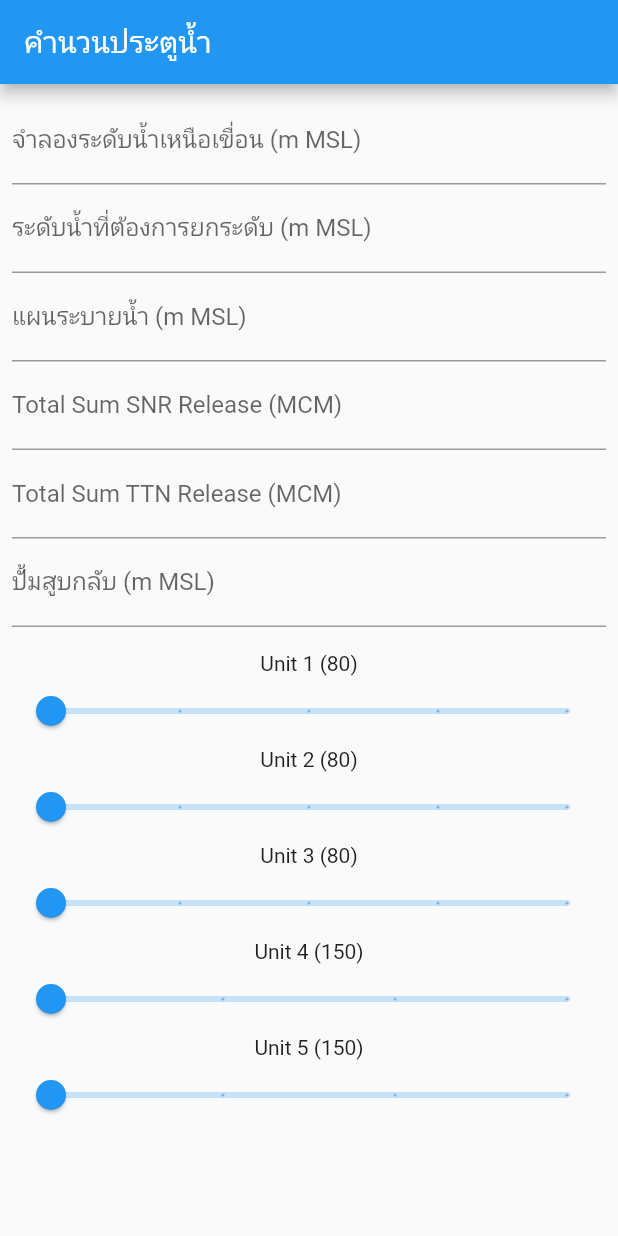
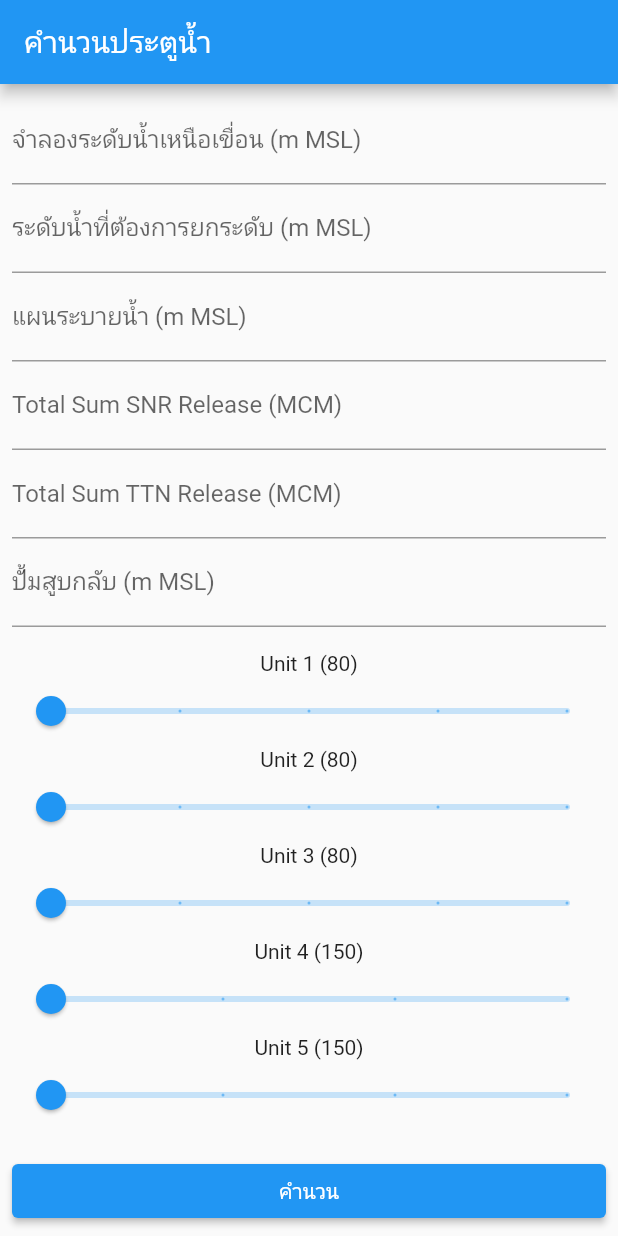
Before and after one commit to teerasej/nextflow_flutter_water_gate_2, a Flutter app: the screen it shows after launch, on a phone screen of 412 x 824 dp. Run offline on Flutter 3.47's test engine with Material 2 defaults, Android fonts, the phone set to English and light mode, and no system bars; our stand-ins replace get.

Commit message:
เว้นระยะจาก slider และใส่ปุ่ม

```diff
--- a/lib/pages/gate_calculator_page/gate_calculator_page.dart
+++ b/lib/pages/gate_calculator_page/gate_calculator_page.dart
@@ -102,6 +102,16 @@ class GateCalculatorPage extends StatelessWidget {
                 print(value);
               },
             ),
+            SizedBox(
+              height: 16,
+            ),
+            SizedBox(
+              width: double.infinity,
+              child: ElevatedButton(
+                onPressed: () {},
+                child: const Text('คำนวน'),
+              ),
+            ),
           ],
         ),
       ),
```
